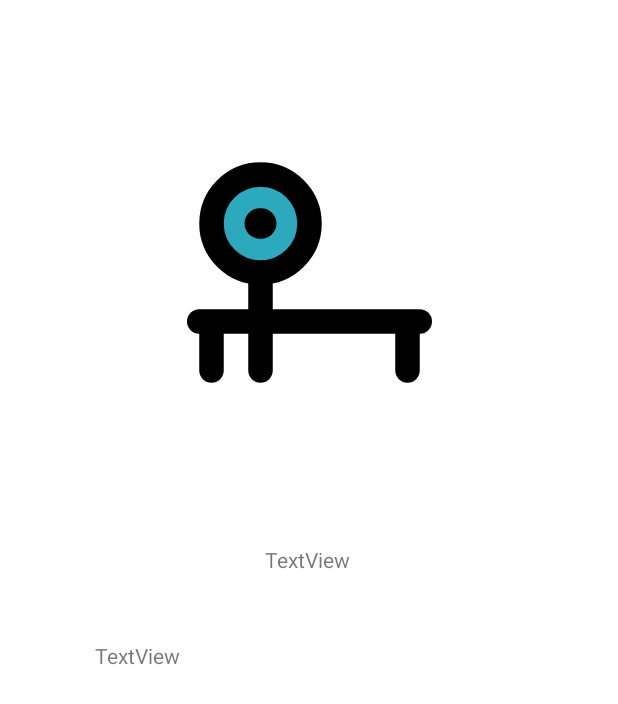
After one commit to pear25/letsgojim, an Android app: the layout exercise_detail.xml on its own in the app's theme, with its tools: preview values and no code run, on a phone screen of 412 x 824 dp. The commit adds this screen. Shown: the top 704 px of the screen. Run offline under Robolectric (Android 15) with nearby library versions, the phone set to English and light mode, and no system bars.

Commit message:
feat: added onclick function features for exercise dictionary

```diff
--- a/app/src/main/AndroidManifest.xml
+++ b/app/src/main/AndroidManifest.xml
@@ -16,12 +16,18 @@
             android:exported="true"
             android:label="@string/app_name"
             android:theme="@style/Theme.3310_proj_final.NoActionBar">
+
             <intent-filter>
                 <action android:name="android.intent.action.MAIN" />
 
                 <category android:name="android.intent.category.LAUNCHER" />
             </intent-filter>
         </activity>
+        <activity
+            android:name=".ExerciseDetails"
+            android:exported="true"
+            android:label="@string/app_name"
+            android:theme="@style/Theme.3310_proj_final.NoActionBar" />
     </application>
 
 </manifest>
--- /dev/null
+++ b/app/src/main/java/edu/cuhk/csci3310/a3310_proj_final/RecyclerViewInterface.java
@@ -0,0 +1,5 @@
+package edu.cuhk.csci3310.a3310_proj_final;
+
+public interface RecyclerViewInterface {
+    void onExerciseClick (int position);
+}
--- /dev/null
+++ b/app/src/main/res/layout/exercise_detail.xml
@@ -0,0 +1,44 @@
+<?xml version="1.0" encoding="utf-8"?>
+<androidx.constraintlayout.widget.ConstraintLayout xmlns:android="http://schemas.android.com/apk/res/android"
+    xmlns:app="http://schemas.android.com/apk/res-auto"
+    xmlns:tools="http://schemas.android.com/tools"
+    android:layout_width="match_parent"
+    android:layout_height="match_parent">
+
+    <ImageView
+        android:id="@+id/imageView2"
+        android:layout_width="163dp"
+        android:layout_height="363dp"
+
+        android:contentDescription="exerciseImage"
+        android:scaleType="fitCenter"
+        app:layout_constraintBottom_toBottomOf="parent"
+        app:layout_constraintEnd_toEndOf="parent"
+        app:layout_constraintStart_toStartOf="parent"
+        app:layout_constraintTop_toTopOf="parent"
+        app:layout_constraintVertical_bias="0.0"
+        app:srcCompat="@drawable/bench_press_svgrepo_com" />
+
+    <TextView
+        android:id="@+id/textView4"
+        android:layout_width="wrap_content"
+        android:layout_height="wrap_content"
+        android:layout_marginStart="16dp"
+        android:text="TextView"
+        app:layout_constraintEnd_toEndOf="parent"
+        app:layout_constraintHorizontal_bias="0.474"
+        app:layout_constraintStart_toStartOf="parent"
+        app:layout_constraintTop_toBottomOf="@id/imageView2" />
+
+    <TextView
+        android:id="@+id/textView5"
+        android:layout_width="284dp"
+        android:layout_height="249dp"
+        android:layout_marginStart="8dp"
+        android:layout_marginTop="64dp"
+        android:text="TextView"
+        app:layout_constraintEnd_toEndOf="parent"
+        app:layout_constraintHorizontal_bias="0.462"
+        app:layout_constraintStart_toStartOf="parent"
+        app:layout_constraintTop_toBottomOf="@id/imageView2" />
+</androidx.constraintlayout.widget.ConstraintLayout>
--- a/app/src/main/res/layout/fragment_first.xml
+++ b/app/src/main/res/layout/fragment_first.xml
@@ -23,4 +23,5 @@
         android:layout_height="681dp"
         tools:layout_editor_absoluteX="1dp"
         tools:layout_editor_absoluteY="1dp" />
+
 </androidx.constraintlayout.widget.ConstraintLayout>
```
Also changed, not shown: app/src/main/java/edu/cuhk/csci3310/a3310_proj_final/ExerciseDetails.java (added, +28 -0 lines), app/src/main/java/edu/cuhk/csci3310/a3310_proj_final/ExerciseModel.java (+7 -1 lines), app/src/main/java/edu/cuhk/csci3310/a3310_proj_final/Exercise_RecycleViewAdapter.java (+20 -4 lines), app/src/main/java/edu/cuhk/csci3310/a3310_proj_final/MainActivity.java (+21 -3 lines), app/src/main/res/values/strings.xml (+14 -0 lines).
